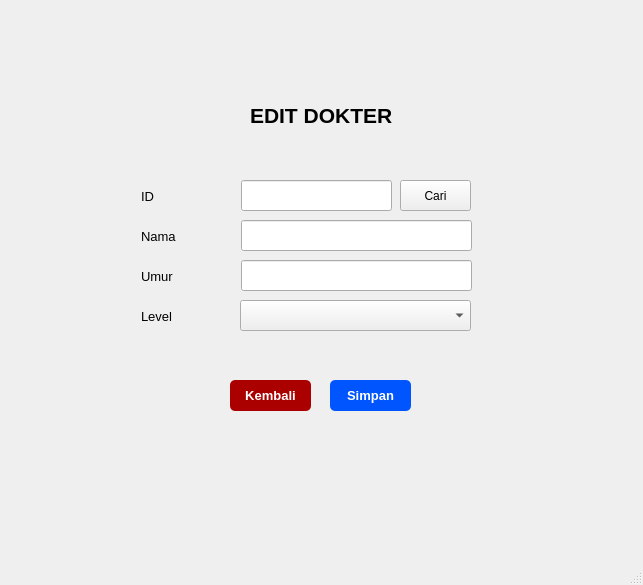
Qt form form_edit_dokter.ui (naylasalsdev-project/SudiKasusUAS) before a commit.
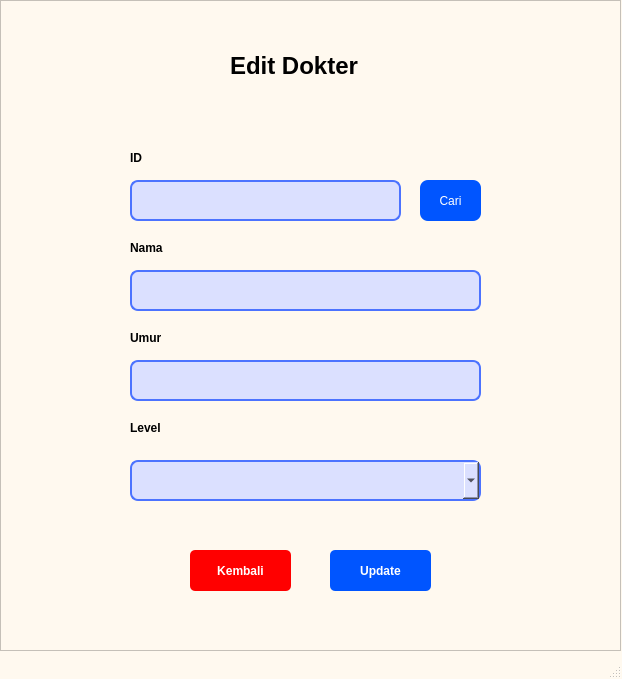
The same form after that commit.

```diff
--- a/form_edit_dokter.ui
+++ b/form_edit_dokter.ui
@@ -6,215 +6,282 @@
    <rect>
     <x>0</x>
     <y>0</y>
-    <width>643</width>
-    <height>585</height>
+    <width>622</width>
+    <height>679</height>
    </rect>
   </property>
   <property name="windowTitle">
    <string>MainWindow</string>
   </property>
+  <property name="styleSheet">
+   <string notr="true">QMainWindow{ 
+	background-color: rgb(255, 249, 239);
+}</string>
+  </property>
   <widget class="QWidget" name="centralwidget">
-   <widget class="QLabel" name="label">
+   <property name="styleSheet">
+    <string notr="true">QWidget{ 
+	background-color: rgb(255, 249, 239);
+}</string>
+   </property>
+   <widget class="QFrame" name="frame_2">
     <property name="geometry">
      <rect>
-      <x>250</x>
-      <y>100</y>
+      <x>0</x>
+      <y>0</y>
+      <width>621</width>
+      <height>651</height>
+     </rect>
+    </property>
+    <property name="styleSheet">
+     <string notr="true">QFrame{ 
+	background-color: rgb(255, 249, 239);
+}</string>
+    </property>
+    <property name="frameShape">
+     <enum>QFrame::StyledPanel</enum>
+    </property>
+    <property name="frameShadow">
+     <enum>QFrame::Raised</enum>
+    </property>
+    <widget class="QLabel" name="label_16">
+     <property name="geometry">
+      <rect>
+       <x>230</x>
+       <y>40</y>
       <width>171</width>
-      <height>31</height>
+       <height>51</height>
      </rect>
     </property>
     <property name="font">
      <font>
-      <pointsize>16</pointsize>
+       <pointsize>18</pointsize>
       <weight>75</weight>
-      <italic>false</italic>
       <bold>true</bold>
      </font>
     </property>
     <property name="text">
-     <string>EDIT DOKTER</string>
-    </property>
-   </widget>
-   <widget class="QLabel" name="label_2">
+      <string>Edit Dokter</string>
+     </property>
+    </widget>
+    <widget class="QPushButton" name="pushButton_5">
     <property name="geometry">
      <rect>
-      <x>141</x>
-      <y>190</y>
-      <width>47</width>
-      <height>13</height>
-     </rect>
-    </property>
+       <x>420</x>
+       <y>180</y>
+       <width>61</width>
+       <height>41</height>
+      </rect>
+     </property>
+     <property name="styleSheet">
+      <string notr="true">QPushButton {
+    background-color: rgb(0, 85, 255);
+	border-radius: 8px;
+	color: white
+}</string>
+     </property>
+     <property name="text">
+      <string>Cari</string>
+     </property>
+    </widget>
+    <widget class="QLabel" name="label_17">
+     <property name="geometry">
+      <rect>
+       <x>130</x>
+       <y>420</y>
+       <width>81</width>
+       <height>16</height>
+      </rect>
+     </property>
     <property name="font">
      <font>
-      <pointsize>10</pointsize>
+       <weight>75</weight>
+       <bold>true</bold>
      </font>
     </property>
     <property name="text">
-     <string>ID</string>
-    </property>
-   </widget>
-   <widget class="QLabel" name="label_3">
+      <string>Level</string>
+     </property>
+    </widget>
+    <widget class="QLineEdit" name="lineEdit_4">
     <property name="geometry">
      <rect>
-      <x>141</x>
-      <y>230</y>
-      <width>47</width>
-      <height>13</height>
-     </rect>
-    </property>
+       <x>130</x>
+       <y>180</y>
+       <width>271</width>
+       <height>41</height>
+      </rect>
+     </property>
+     <property name="styleSheet">
+      <string notr="true">QLineEdit {
+    border: 2px solid rgb(76, 115, 255);
+    background-color: rgb(219, 224, 255);
+	border-radius: 8px
+}</string>
+     </property>
+    </widget>
+    <widget class="QLabel" name="label_20">
+     <property name="geometry">
+      <rect>
+       <x>130</x>
+       <y>240</y>
+       <width>81</width>
+       <height>16</height>
+      </rect>
+     </property>
     <property name="font">
      <font>
-      <pointsize>10</pointsize>
+       <weight>75</weight>
+       <bold>true</bold>
      </font>
     </property>
     <property name="text">
      <string>Nama</string>
     </property>
    </widget>
-   <widget class="QLabel" name="label_4">
+    <widget class="QLabel" name="label_21">
     <property name="geometry">
      <rect>
-      <x>141</x>
-      <y>270</y>
-      <width>47</width>
-      <height>13</height>
+       <x>130</x>
+       <y>150</y>
+       <width>81</width>
+       <height>16</height>
      </rect>
     </property>
     <property name="font">
      <font>
-      <pointsize>10</pointsize>
+       <weight>75</weight>
+       <bold>true</bold>
+      </font>
+     </property>
+     <property name="text">
+      <string>ID</string>
+     </property>
+    </widget>
+    <widget class="QLabel" name="label_23">
+     <property name="geometry">
+      <rect>
+       <x>130</x>
+       <y>330</y>
+       <width>81</width>
+       <height>16</height>
+      </rect>
+     </property>
+     <property name="font">
+      <font>
+       <weight>75</weight>
+       <bold>true</bold>
      </font>
     </property>
     <property name="text">
      <string>Umur</string>
     </property>
    </widget>
-   <widget class="QLabel" name="label_5">
+    <widget class="QLineEdit" name="lineEdit_5">
     <property name="geometry">
      <rect>
-      <x>141</x>
-      <y>310</y>
-      <width>47</width>
-      <height>13</height>
-     </rect>
-    </property>
-    <property name="font">
-     <font>
-      <pointsize>10</pointsize>
-     </font>
-    </property>
-    <property name="text">
-     <string>Level</string>
-    </property>
-   </widget>
-   <widget class="QLineEdit" name="lineEdit">
-    <property name="geometry">
-     <rect>
-      <x>241</x>
-      <y>180</y>
-      <width>151</width>
-      <height>31</height>
-     </rect>
-    </property>
-   </widget>
-   <widget class="QLineEdit" name="lineEdit_2">
-    <property name="geometry">
-     <rect>
-      <x>241</x>
-      <y>220</y>
-      <width>231</width>
-      <height>31</height>
-     </rect>
-    </property>
-   </widget>
-   <widget class="QLineEdit" name="lineEdit_3">
-    <property name="geometry">
-     <rect>
-      <x>241</x>
-      <y>260</y>
-      <width>231</width>
-      <height>31</height>
-     </rect>
-    </property>
-   </widget>
-   <widget class="QPushButton" name="pushButton">
-    <property name="geometry">
-     <rect>
-      <x>400</x>
-      <y>180</y>
-      <width>71</width>
-      <height>31</height>
-     </rect>
-    </property>
-    <property name="text">
-     <string>Cari</string>
-    </property>
-   </widget>
-   <widget class="QPushButton" name="pushButton_2">
-    <property name="geometry">
-     <rect>
-      <x>330</x>
-      <y>380</y>
-      <width>81</width>
-      <height>31</height>
-     </rect>
-    </property>
-    <property name="font">
-     <font>
-      <pointsize>10</pointsize>
-      <weight>75</weight>
-      <bold>true</bold>
-     </font>
-    </property>
+       <x>130</x>
+       <y>270</y>
+       <width>351</width>
+       <height>41</height>
+      </rect>
+     </property>
     <property name="styleSheet">
-     <string notr="true">QPushButton {
-    background-color: rgb(0, 85, 255);
-    color: white;
-    border-radius: 5px;   
-    padding: 6px;           
+      <string notr="true">QLineEdit {
+    border: 2px solid rgb(76, 115, 255);
+    background-color: rgb(219, 224, 255);
+	border-radius: 8px
 }</string>
     </property>
-    <property name="text">
-     <string>Simpan</string>
-    </property>
-   </widget>
-   <widget class="QPushButton" name="pushButton_3">
+    </widget>
+    <widget class="QLineEdit" name="lineEdit_6">
     <property name="geometry">
      <rect>
-      <x>230</x>
-      <y>380</y>
-      <width>81</width>
-      <height>31</height>
-     </rect>
-    </property>
-    <property name="font">
-     <font>
-      <pointsize>10</pointsize>
-      <weight>75</weight>
-      <bold>true</bold>
-     </font>
-    </property>
+       <x>130</x>
+       <y>360</y>
+       <width>351</width>
+       <height>41</height>
+      </rect>
+     </property>
     <property name="styleSheet">
-     <string notr="true">QPushButton {
-    background-color: rgb(170, 0, 0);
-    color: white;
-    border-radius: 5px;   
-    padding: 6px;           
+      <string notr="true">QLineEdit {
+    border: 2px solid rgb(76, 115, 255);
+    background-color: rgb(219, 224, 255);
+	border-radius: 8px
 }</string>
     </property>
-    <property name="text">
-     <string>Kembali</string>
-    </property>
    </widget>
    <widget class="QComboBox" name="comboBox">
     <property name="geometry">
      <rect>
-      <x>240</x>
-      <y>300</y>
-      <width>231</width>
-      <height>31</height>
-     </rect>
-    </property>
+       <x>130</x>
+       <y>460</y>
+       <width>351</width>
+       <height>41</height>
+      </rect>
+     </property>
+     <property name="styleSheet">
+      <string notr="true">QComboBox {
+    border: 2px solid rgb(76, 115, 255);
+    background-color: rgb(219, 224, 255);
+	border-radius: 8px
+}</string>
+     </property>
+    </widget>
+    <widget class="QPushButton" name="pushButton_7">
+     <property name="geometry">
+      <rect>
+       <x>190</x>
+       <y>550</y>
+       <width>101</width>
+       <height>41</height>
+      </rect>
+     </property>
+     <property name="font">
+      <font>
+       <weight>75</weight>
+       <bold>true</bold>
+      </font>
+     </property>
+     <property name="styleSheet">
+      <string notr="true">QPushButton {
+    background-color: rgb(255, 0, 0);
+    color: white;
+    border-radius: 5px;   
+    padding: 6px;           
+}</string>
+     </property>
+     <property name="text">
+      <string>Kembali</string>
+     </property>
+    </widget>
+    <widget class="QPushButton" name="pushButton_6">
+     <property name="geometry">
+      <rect>
+       <x>330</x>
+       <y>550</y>
+       <width>101</width>
+       <height>41</height>
+      </rect>
+     </property>
+     <property name="font">
+      <font>
+       <weight>75</weight>
+       <bold>true</bold>
+      </font>
+     </property>
+     <property name="styleSheet">
+      <string notr="true">QPushButton {
+    background-color: rgb(0, 85, 255);
+    color: white;
+    border-radius: 5px;   
+    padding: 6px;           
+}</string>
+     </property>
+     <property name="text">
+      <string>Update</string>
+     </property>
+    </widget>
    </widget>
   </widget>
   <widget class="QMenuBar" name="menubar">
```
Left out of the diff: 4 changed lines with no effect on the pictures. Lines whose indentation alone changed are shown as unchanged.
